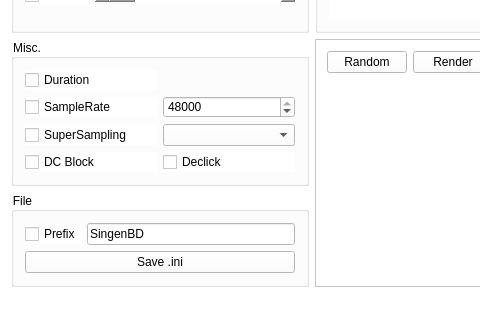
Qt form mainwindow.ui (ryukau/singenbd) before a commit; both pictures show x 0 to 480 and y 348 to 668 of the 688 by 668 pixel window.
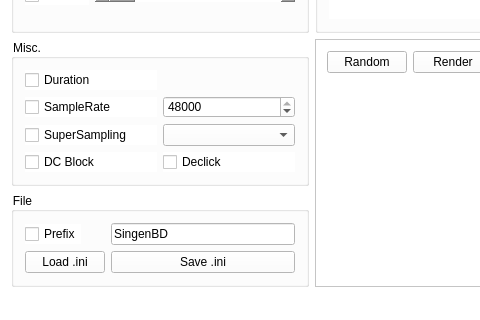
The same form after that commit. Custom widgets are drawn as their Qt base class.

The edit to the form file:
```diff
--- a/mainwindow.ui
+++ b/mainwindow.ui
@@ -148,26 +148,39 @@
          </property>
         </widget>
        </item>
-       <item row="0" column="1">
-        <widget class="QLineEdit" name="lineEditFilePrefix">
-         <property name="sizePolicy">
-          <sizepolicy hsizetype="Expanding" vsizetype="Fixed">
-           <horstretch>0</horstretch>
-           <verstretch>0</verstretch>
-          </sizepolicy>
-         </property>
-         <property name="text">
-          <string>SingenBD</string>
-         </property>
-        </widget>
-       </item>
-       <item row="1" column="0" colspan="2">
+       <item row="1" column="2">
         <widget class="QPushButton" name="pushButtonSaveIni">
          <property name="text">
           <string>Save .ini</string>
          </property>
         </widget>
        </item>
+       <item row="1" column="0" colspan="2">
+        <widget class="QPushButton" name="pushButtonLoadIni">
+         <property name="sizePolicy">
+          <sizepolicy hsizetype="Minimum" vsizetype="Fixed">
+           <horstretch>0</horstretch>
+           <verstretch>0</verstretch>
+          </sizepolicy>
+         </property>
+         <property name="text">
+          <string>Load .ini</string>
+         </property>
+        </widget>
+       </item>
+       <item row="0" column="2">
+        <widget class="QLineEdit" name="lineEditFilePrefix">
+         <property name="sizePolicy">
+          <sizepolicy hsizetype="Expanding" vsizetype="Fixed">
+           <horstretch>0</horstretch>
+           <verstretch>0</verstretch>
+          </sizepolicy>
+         </property>
+         <property name="text">
+          <string>SingenBD</string>
+         </property>
+        </widget>
+       </item>
       </layout>
      </widget>
     </item>
```
Left out of the diff: 14 changed lines with no effect on the pictures.
